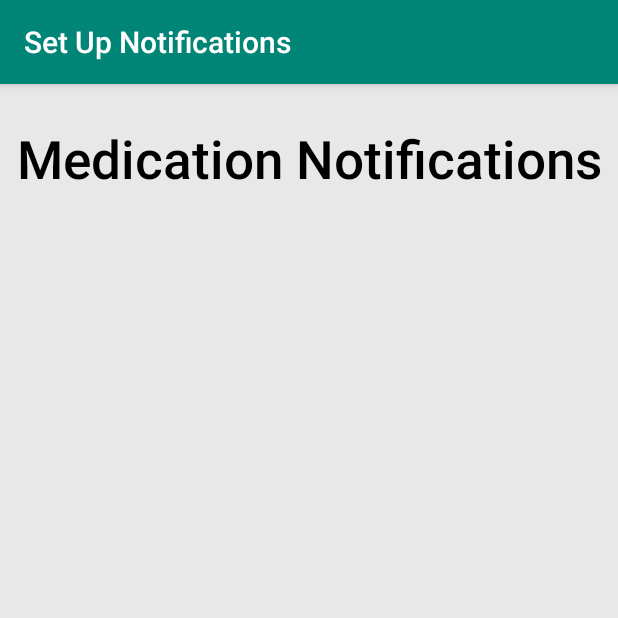
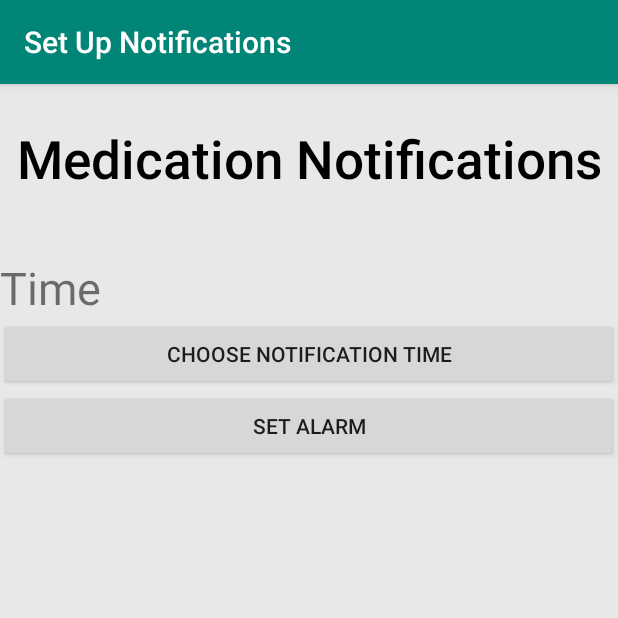
Before and after one commit to kinseynicole3/COMP433FINAL, an Android app: the NotificationActivity screen opened directly, with no data from a screen before it, on a phone screen of 412 x 824 dp, the top half of it. Run offline under Robolectric (Android 15) with nearby library versions, the phone set to English and light mode, and no system bars.

Commit message:
notifications

```diff
--- a/app/build.gradle
+++ b/app/build.gradle
@@ -21,10 +21,9 @@ android {
 
 dependencies {
     implementation fileTree(dir: 'libs', include: ['*.jar'])
-    implementation 'com.android.support:appcompat-v7:28.0.0'
+    implementation 'com.android.support:appcompat-v7:26.1.0'
     implementation 'com.android.support:design:28.0.0'
     implementation 'com.android.support.constraint:constraint-layout:1.1.3'
-    implementation 'com.google.firebase:firebase-messaging:17.3.2'
     testImplementation 'junit:junit:4.12'
     androidTestImplementation 'com.android.support.test:runner:1.0.2'
     androidTestImplementation 'com.android.support.test.espresso:espresso-core:3.0.2'
--- a/app/src/main/java/com/example/test2/MainActivity.java
+++ b/app/src/main/java/com/example/test2/MainActivity.java
@@ -22,7 +22,6 @@ import android.view.ViewGroup;
 import android.widget.LinearLayout;
 import android.widget.TextView;
 
-import com.google.firebase.iid.FirebaseInstanceId;
 
 public class MainActivity extends AppCompatActivity
         implements NavigationView.OnNavigationItemSelectedListener {
--- a/app/src/main/java/com/example/test2/NotificationActivity.java
+++ b/app/src/main/java/com/example/test2/NotificationActivity.java
@@ -1,13 +1,52 @@
 package com.example.test2;
 
+import android.app.Notification;
+import android.app.TimePickerDialog;
+import android.support.v4.app.DialogFragment;
+import android.support.v4.app.NotificationCompat;
 import android.support.v7.app.AppCompatActivity;
 import android.os.Bundle;
+import android.view.View;
+import android.widget.Button;
+import android.widget.TextView;
+import android.widget.TimePicker;
 
-public class NotificationActivity extends AppCompatActivity {
+public class NotificationActivity extends AppCompatActivity implements TimePickerDialog.OnTimeSetListener {
 
+    private NotificationHelper mNotificationHelper;
+    private Button notification;
     @Override
     protected void onCreate(Bundle savedInstanceState) {
         super.onCreate(savedInstanceState);
         setContentView(R.layout.activity_notification);
+
+        Button button = (Button) findViewById(R.id.button);
+        button.setOnClickListener(new View.OnClickListener() {
+            @Override
+            public void onClick(View v) {
+                DialogFragment timePicker = new TimePickerFragment();
+                timePicker.show(getSupportFragmentManager(), "time picker");
+            }
+        });
+
+        notification = (Button) findViewById(R.id.button2);
+        mNotificationHelper = new NotificationHelper(this);
+        notification.setOnClickListener(new View.OnClickListener() {
+            @Override
+            public void onClick(View v) {
+                sendOnChannel("Test Title", "Test Message" );
+            }
+        });
+    }
+
+    @Override
+    public void onTimeSet(TimePicker view, int hourOfDay, int minute) {
+        TextView textview = (TextView) findViewById(R.id.textView);
+        textview.setText("Hour: " + hourOfDay + "Minute: " + minute);
+    }
+
+    public void sendOnChannel(String title, String message) {
+        NotificationCompat.Builder nb = mNotificationHelper.getChannelNotification(title, message);
+        mNotificationHelper.getManager().notify(1, nb.build());
     }
 }
--- /dev/null
+++ b/app/src/main/java/com/example/test2/NotificationHelper.java
@@ -0,0 +1,48 @@
+package com.example.test2;
+
+import android.annotation.TargetApi;
+import android.app.Notification;
+import android.app.NotificationChannel;
+import android.app.NotificationManager;
+import android.content.Context;
+import android.content.ContextWrapper;
+import android.os.Build;
+import android.support.v4.app.NotificationCompat;
+
+public class NotificationHelper extends ContextWrapper {
+
+    public static final String channelID = "channelID";
+    public static final String channelName= "User";
+    private NotificationManager mManager;
+    public NotificationHelper(Context base) {
+        super(base);
+        if (Build.VERSION.SDK_INT >= Build.VERSION_CODES.O) {
+            createChannel();
+        }
+    }
+    @TargetApi(Build.VERSION_CODES.O)
+    public void createChannel() {
+        NotificationChannel channel = new NotificationChannel(channelID, channelName, NotificationManager.IMPORTANCE_DEFAULT);
+        channel.enableLights(true);
+        channel.enableVibration(true);
+        channel.setLightColor(R.color.colorPrimary);
+        channel.setLockscreenVisibility(Notification.VISIBILITY_PRIVATE);
+
+        getManager().createNotificationChannel(channel);
+    }
+
+    public NotificationManager getManager() {
+        if (mManager == null) {
+            mManager = (NotificationManager) getSystemService(Context.NOTIFICATION_SERVICE);
+        }
+        return mManager;
+    }
+
+    public NotificationCompat.Builder getChannelNotification(String title, String message) {
+        return new NotificationCompat.Builder(getApplicationContext(), channelID)
+                .setContentTitle(title)
+                .setContentText(message)
+                .setSmallIcon(R.drawable.ic_one);
+    }
+
+}
--- /dev/null
+++ b/app/src/main/res/drawable/ic_one.xml
@@ -0,0 +1,9 @@
+<vector xmlns:android="http://schemas.android.com/apk/res/android"
+        android:width="24dp"
+        android:height="24dp"
+        android:viewportWidth="24.0"
+        android:viewportHeight="24.0">
+    <path
+        android:fillColor="#FF000000"
+        android:pathData="M19,3L5,3c-1.1,0 -1.99,0.9 -1.99,2L3,19c0,1.1 0.9,2 2,2h14c1.1,0 2,-0.9 2,-2L21,5c0,-1.1 -0.9,-2 -2,-2zM18,14h-4v4h-4v-4L6,14v-4h4L10,6h4v4h4v4z"/>
+</vector>
--- a/app/src/main/res/layout/activity_notification.xml
+++ b/app/src/main/res/layout/activity_notification.xml
@@ -1,20 +1,13 @@
 <?xml version="1.0" encoding="utf-8"?>
-<ScrollView xmlns:android="http://schemas.android.com/apk/res/android"
+<LinearLayout xmlns:android="http://schemas.android.com/apk/res/android"
     xmlns:app="http://schemas.android.com/apk/res-auto"
     xmlns:tools="http://schemas.android.com/tools"
     android:layout_width="match_parent"
     android:layout_height="match_parent"
     android:screenOrientation="portrait"
-    android:gravity="center"
     android:orientation="vertical"
     android:background="#E8E8E8"
     tools:context=".NotificationActivity">
-
-    <LinearLayout
-        android:layout_width="match_parent"
-        android:layout_height="wrap_content"
-        android:gravity="center"
-        android:orientation="vertical">
 
         <TextView
             android:layout_width="match_parent"
@@ -27,15 +20,24 @@
             android:textColor="@android:color/black"
             app:fontFamily="sans-serif-medium"/>
 
-        <TextView
-            android:id="@+id/current_meds_tv"
-            android:layout_width="match_parent"
-            android:layout_height="wrap_content"
-            android:gravity="center_vertical"
-            android:textSize="10pt"
-            android:textColor="@android:color/black"
-            app:fontFamily="sans-serif-medium"/>
+    <TextView
+        android:id="@+id/textView"
+        android:layout_width="wrap_content"
+        android:layout_height="wrap_content"
+        android:text="Time"
+        android:textSize="30sp"
+        />
 
-    </LinearLayout>
+    <Button
+        android:id="@+id/button"
+        android:layout_width="match_parent"
+        android:layout_height="wrap_content"
+        android:text="Choose Notification Time" />
 
-</ScrollView>
+    <Button
+        android:id="@+id/button2"
+        android:layout_width="match_parent"
+        android:layout_height="wrap_content"
+        android:text="Set Alarm" />
+
+</LinearLayout>
--- a/build.gradle
+++ b/build.gradle
@@ -8,7 +8,7 @@ buildscript {
     }
     dependencies {
         classpath 'com.android.tools.build:gradle:3.3.0'
-        classpath 'com.google.gms:google-services:4.1.0'
+        classpath 'com.google.gms:google-services:4.2.0'
 
         // NOTE: Do not place your application dependencies here; they belong
         // in the individual module build.gradle files
@@ -19,6 +19,9 @@ allprojects {
     repositories {
         google()
         jcenter()
+        maven {
+            url'https://maven.google.com'
+        }
 
     }
 }
```
Also changed, not shown: app/src/main/java/com/example/test2/TimePickerFragment.java (added, +22 -0 lines), 2 other files.
